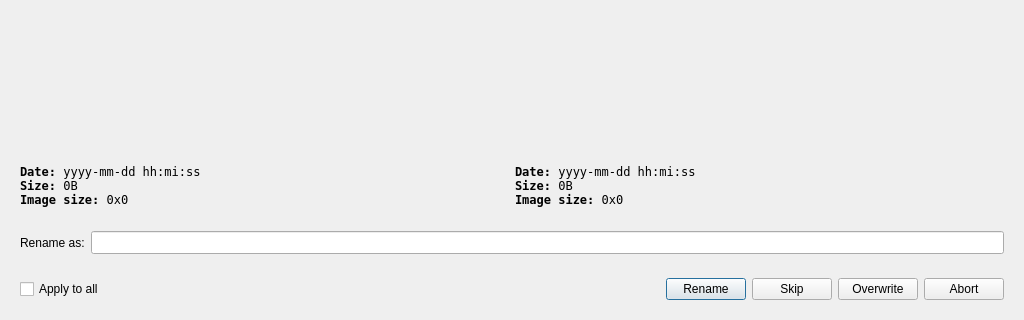
Grum999/BuliCommander, file bulicommander/bulicommander/bc/resources/bcfileexists.ui: the form before one commit; both pictures show x 0 to 1024 and y 448 to 768 of the 1024 by 768 pixel window.
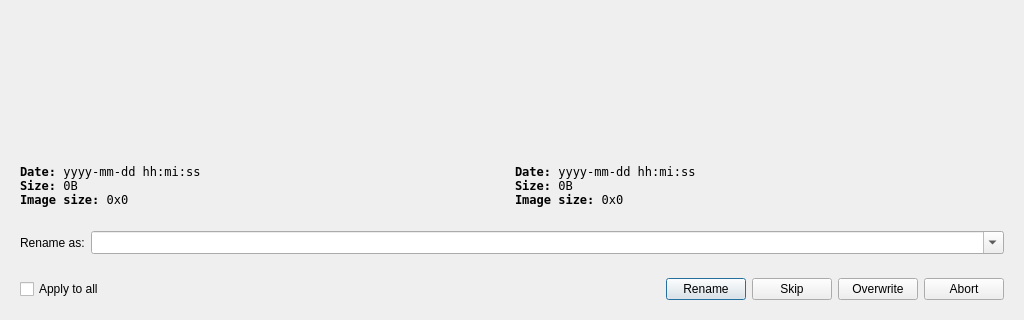
The form after the commit.

Diff of the .ui file:
```diff
--- a/bulicommander/bulicommander/bc/resources/bcfileexists.ui
+++ b/bulicommander/bulicommander/bc/resources/bcfileexists.ui
@@ -222,12 +222,24 @@
        </widget>
       </item>
       <item>
-       <widget class="QLineEdit" name="leFileRename">
+       <widget class="QComboBox" name="cbxNewName">
+        <property name="sizePolicy">
+         <sizepolicy hsizetype="Expanding" vsizetype="Fixed">
+          <horstretch>0</horstretch>
+          <verstretch>0</verstretch>
+         </sizepolicy>
+        </property>
         <property name="font">
          <font>
           <family>DejaVu Sans Mono</family>
          </font>
         </property>
+        <property name="toolTip">
+         <string>&lt;html&gt;&lt;head/&gt;&lt;body&gt;&lt;p&gt;Define default name applied to new created document&lt;/p&gt;&lt;hr/&gt;&lt;p&gt;&lt;span style=&quot; font-family:'monospace'; font-size:8pt; font-weight:600;&quot;&gt;{file:baseName} &lt;/span&gt;&lt;span style=&quot; font-size:8pt;&quot;&gt;The file base name without extension&lt;/span&gt;&lt;/p&gt;&lt;p&gt;&lt;span style=&quot; font-family:'monospace'; font-size:8pt; font-weight:600;&quot;&gt;{file:ext}      &lt;/span&gt;&lt;span style=&quot; font-size:8pt;&quot;&gt;The file extension&lt;/span&gt;&lt;/p&gt;&lt;hr/&gt;&lt;p&gt;&lt;span style=&quot; font-family:'monospace'; font-size:8pt; font-weight:600;&quot;&gt;{date}          &lt;/span&gt;&lt;span style=&quot; font-size:8pt;&quot;&gt;The current system date (&lt;/span&gt;&lt;span style=&quot; font-size:8pt; font-style:italic;&quot;&gt;yyyy-mm-dd&lt;/span&gt;&lt;span style=&quot; font-size:8pt;&quot;&gt;)&lt;/span&gt;&lt;/p&gt;&lt;p&gt;&lt;span style=&quot; font-family:'monospace'; font-size:8pt; font-weight:600;&quot;&gt;{date:yyyy}     &lt;/span&gt;&lt;span style=&quot; font-size:8pt;&quot;&gt;The current system &lt;/span&gt;&lt;span style=&quot; font-size:8pt; font-style:italic;&quot;&gt;year&lt;/span&gt;&lt;/p&gt;&lt;p&gt;&lt;span style=&quot; font-family:'monospace'; font-size:8pt; font-weight:600;&quot;&gt;{date:mm}       &lt;/span&gt;&lt;span style=&quot; font-size:8pt;&quot;&gt;The current system &lt;/span&gt;&lt;span style=&quot; font-size:8pt; font-style:italic;&quot;&gt;month&lt;/span&gt;&lt;/p&gt;&lt;p&gt;&lt;span style=&quot; font-family:'monospace'; font-size:8pt; font-weight:600;&quot;&gt;{date:dd}       &lt;/span&gt;&lt;span style=&quot; font-size:8pt;&quot;&gt;The current system &lt;/span&gt;&lt;span style=&quot; font-size:8pt; font-style:italic;&quot;&gt;day&lt;/span&gt;&lt;/p&gt;&lt;hr/&gt;&lt;p&gt;&lt;span style=&quot; font-family:'monospace'; font-size:8pt; font-weight:600;&quot;&gt;{time}          &lt;/span&gt;&lt;span style=&quot; font-size:8pt;&quot;&gt;The current system &lt;/span&gt;&lt;span style=&quot; font-size:8pt; font-style:italic;&quot;&gt;time &lt;/span&gt;&lt;span style=&quot; font-size:8pt;&quot;&gt;(&lt;/span&gt;&lt;span style=&quot; font-size:8pt; font-style:italic;&quot;&gt;hh:mm:ss&lt;/span&gt;&lt;span style=&quot; font-size:8pt;&quot;&gt;)&lt;/span&gt;&lt;/p&gt;&lt;p&gt;&lt;span style=&quot; font-family:'monospace'; font-size:8pt; font-weight:600;&quot;&gt;{time:hh}       &lt;/span&gt;&lt;span style=&quot; font-size:8pt;&quot;&gt;The current system &lt;/span&gt;&lt;span style=&quot; font-size:8pt; font-style:italic;&quot;&gt;hour (00-24)&lt;/span&gt;&lt;/p&gt;&lt;p&gt;&lt;span style=&quot; font-family:'monospace'; font-size:8pt; font-weight:600;&quot;&gt;{time:mm}       &lt;/span&gt;&lt;span style=&quot; font-size:8pt;&quot;&gt;The current system &lt;/span&gt;&lt;span style=&quot; font-size:8pt; font-style:italic;&quot;&gt;minutes&lt;/span&gt;&lt;/p&gt;&lt;p&gt;&lt;span style=&quot; font-family:'monospace'; font-size:8pt; font-weight:600;&quot;&gt;{time:ss}       &lt;/span&gt;&lt;span style=&quot; font-size:8pt;&quot;&gt;The current system &lt;/span&gt;&lt;span style=&quot; font-size:8pt; font-style:italic;&quot;&gt;seconds&lt;/span&gt;&lt;/p&gt;&lt;hr/&gt;&lt;p&gt;&lt;span style=&quot; font-family:'monospace'; font-size:8pt; font-weight:600;&quot;&gt;{size}          &lt;/span&gt;&lt;span style=&quot; font-size:8pt;&quot;&gt;The current image size (&lt;/span&gt;&lt;span style=&quot; font-size:8pt; font-style:italic;&quot;&gt;widthxheight&lt;/span&gt;&lt;span style=&quot; font-size:8pt;&quot;&gt;)&lt;/span&gt;&lt;/p&gt;&lt;p&gt;&lt;span style=&quot; font-family:'monospace'; font-size:8pt; font-weight:600;&quot;&gt;{size:width}    &lt;/span&gt;&lt;span style=&quot; font-size:8pt;&quot;&gt;The current image &lt;/span&gt;&lt;span style=&quot; font-size:8pt; font-style:italic;&quot;&gt;width&lt;/span&gt;&lt;/p&gt;&lt;p&gt;&lt;span style=&quot; font-family:'monospace'; font-size:8pt; font-weight:600;&quot;&gt;{size:height}   &lt;/span&gt;&lt;span style=&quot; font-size:8pt;&quot;&gt;The current image &lt;/span&gt;&lt;span style=&quot; font-size:8pt; font-style:italic;&quot;&gt;height&lt;/span&gt;&lt;/p&gt;&lt;hr/&gt;&lt;p&gt;&lt;span style=&quot; font-family:'monospace'; font-size:8pt; font-weight:600;&quot;&gt;{counter}       &lt;/span&gt;&lt;span style=&quot; font-size:8pt;&quot;&gt;A counter to file name&lt;/span&gt;&lt;/p&gt;&lt;p&gt;&lt;span style=&quot; font-family:'monospace'; font-size:8pt; font-weight:600;&quot;&gt;{counter:####}  &lt;/span&gt;&lt;span style=&quot; font-size:8pt;&quot;&gt;A counter to file name&lt;/span&gt;&lt;/p&gt;&lt;/body&gt;&lt;/html&gt;</string>
+        </property>
+        <property name="editable">
+         <bool>true</bool>
+        </property>
        </widget>
       </item>
      </layout>
```
